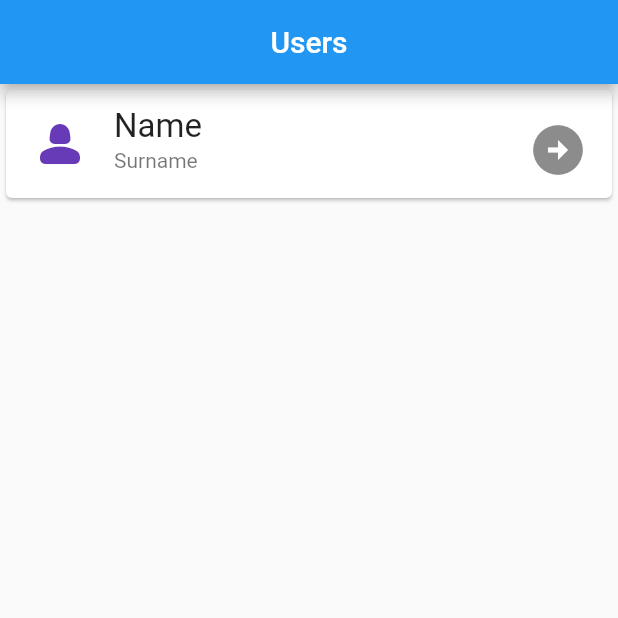
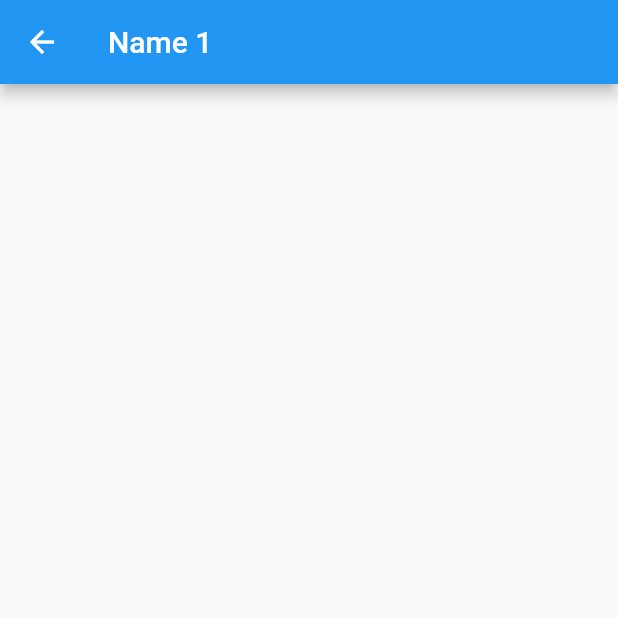
Before and after one commit to Hakkology/Flutter-Fundamentals, a Flutter app: the screen it shows after launch, after a tap on the "arrow circle right" icon, on a phone screen of 412 x 824 dp, the top half of it. Run offline on Flutter 3.47's test engine with Material 2 defaults, Android fonts, the phone set to English and light mode, and no system bars.

Commit message:
details page, navigation.

```diff
--- a/Flutter-1/flutter_oyk/lib/1/home_screen.dart
+++ /dev/null
@@ -1,72 +0,0 @@
-import 'package:flutter/material.dart';
-
-class HomeScreen extends StatelessWidget {
-  const HomeScreen({super.key});
-
-  @override
-  Widget build(BuildContext context) {
-    return Scaffold(
-      appBar: AppBar(
-        title: const Text("Users"),
-        centerTitle: true,
-      ),
-      body: Card(
-        child: ListTile(
-          leading: const Icon(
-            Icons.person_2_rounded,
-            color: Colors.deepPurple,
-            size: 40,
-          ),
-          title: const Text(
-            "Name",
-            style: TextStyle(
-              fontSize: 22,
-            ),
-          ),
-          subtitle: const Text("Surname"),
-          trailing: IconButton(
-            icon: const Icon(
-              Icons.arrow_circle_right,
-              size: 40,
-            ),
-            onPressed: () {},
-          ),
-        ),
-      ),
-    );
-  }
-}
-
-
-
-// class _HomeScreenState extends State<HomeScreen> {
-//   @override
-//   void initState() {
-//     print("initState");
-//     super.initState();
-//   }
-
-//   @override
-//   Widget build(BuildContext context) {
-//     print("buildState");
-//     return Scaffold(
-//         body: Column(
-//       mainAxisAlignment: MainAxisAlignment.center,
-//       children: [
-//         Center(
-//           child: Container(
-//             width: 100,
-//             height: 100,
-//             color: Colors.amberAccent,
-//           ),
-//         ),
-//       ],
-//     ));
-//   }
-
-//   @override
-//   void dispose() {
-//     print("dispose");
-//     super.dispose();
-//   }
-// }
--- a/Flutter-1/flutter_oyk/lib/main.dart
+++ b/Flutter-1/flutter_oyk/lib/main.dart
@@ -1,5 +1,5 @@
 import 'package:flutter/material.dart';
-import '1/home_screen.dart';
+import 'view/home_screen.dart';
 
 void main() {
   runApp(const StateApp());
--- /dev/null
+++ b/Flutter-1/flutter_oyk/lib/view/detail_screen.dart
@@ -0,0 +1,20 @@
+import 'package:flutter/material.dart';
+
+class DetailScreen extends StatelessWidget {
+  final String appBarTitle;
+
+  const DetailScreen({
+    Key? key,
+    required this.appBarTitle,
+  }) : super(key: key);
+
+  @override
+  Widget build(BuildContext context) {
+    return Scaffold(
+      appBar: AppBar(
+          title: Text(
+        appBarTitle,
+      )),
+    );
+  }
+}
--- /dev/null
+++ b/Flutter-1/flutter_oyk/lib/view/home_screen.dart
@@ -0,0 +1,87 @@
+import 'package:flutter/material.dart';
+import 'package:flutter_oyk/view/detail_screen.dart';
+
+class HomeScreen extends StatelessWidget {
+  //List<Widget> userCardList = List.generate(6, (index) => _buildUserCard());
+  const HomeScreen({super.key});
+
+  @override
+  Widget build(BuildContext context) {
+    return Scaffold(
+      appBar: AppBar(
+        title: const Text("Users"),
+        centerTitle: true,
+      ),
+      body: ListView.builder(
+        itemCount: 60,
+        itemBuilder: (context, index) => _buildUserCard(context, index),
+      ),
+    );
+  }
+}
+
+Widget _buildUserCard(BuildContext context, int number) {
+  return Card(
+    child: ListTile(
+      tileColor: const Color.fromARGB(255, 240, 228, 179),
+      leading: const Icon(
+        Icons.person_2_rounded,
+        color: Colors.deepPurple,
+        size: 40,
+      ),
+      title: Text(
+        "Name ${(number + 1)}",
+        style: const TextStyle(
+          fontSize: 22,
+        ),
+      ),
+      subtitle: const Text("Surname"),
+      trailing: IconButton(
+        icon: const Icon(
+          Icons.arrow_circle_right,
+          size: 40,
+        ),
+        onPressed: () {
+          Navigator.of(context).push(MaterialPageRoute(builder: (context) {
+            return DetailScreen(
+              appBarTitle: "Name ${(number + 1)}",
+            );
+          }));
+        },
+      ),
+    ),
+  );
+}
+
+
+// class _HomeScreenState extends State<HomeScreen> {
+//   @override
+//   void initState() {
+//     print("initState");
+//     super.initState();
+//   }
+
+//   @override
+//   Widget build(BuildContext context) {
+//     print("buildState");
+//     return Scaffold(
+//         body: Column(
+//       mainAxisAlignment: MainAxisAlignment.center,
+//       children: [
+//         Center(
+//           child: Container(
+//             width: 100,
+//             height: 100,
+//             color: Colors.amberAccent,
+//           ),
+//         ),
+//       ],
+//     ));
+//   }
+
+//   @override
+//   void dispose() {
+//     print("dispose");
+//     super.dispose();
+//   }
+// }
```
Also changed, not shown: Dart-1/Intro.dart (renamed from Intro-1/Intro.dart), Dart-1/employee.dart (renamed from Intro-1/employee.dart), Dart-2/home.dart (renamed from Intro-2/home.dart), Dart-2/string.dart (renamed from Intro-2/string.dart), Dart-2/user.dart (renamed from Intro-2/user.dart).
